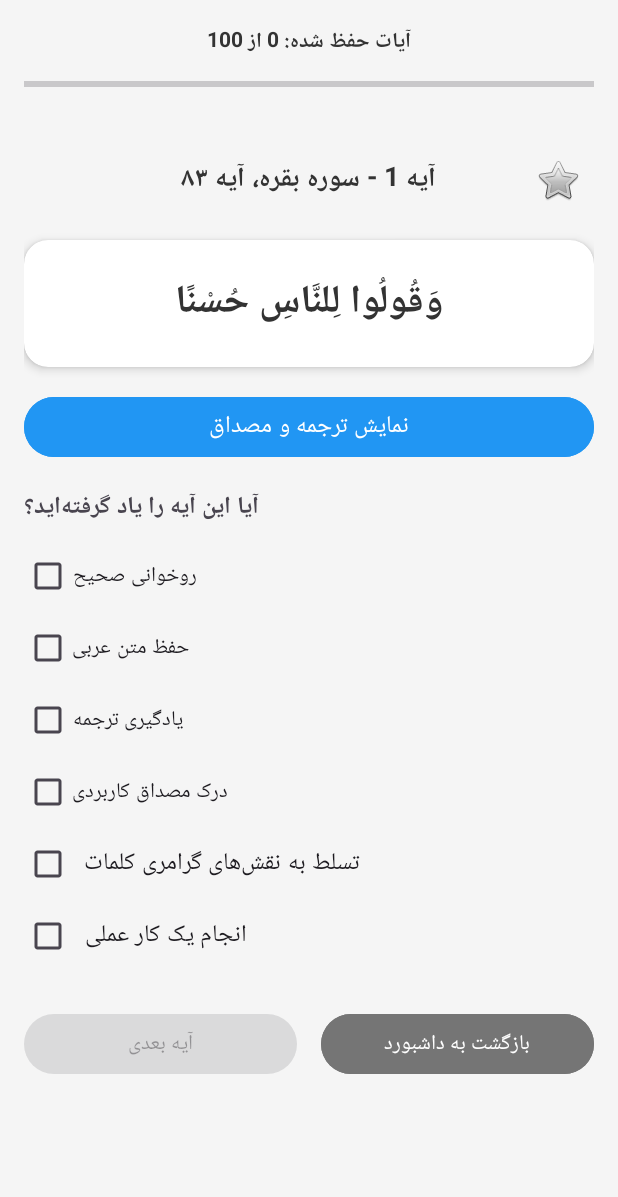
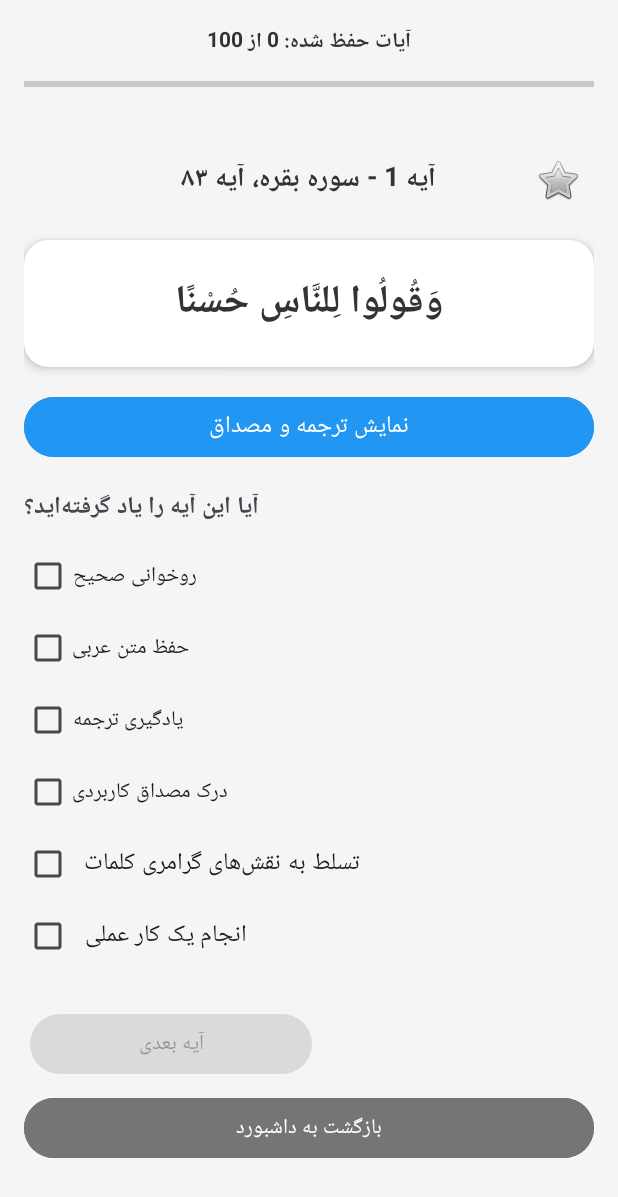
Before and after one commit to mohammadbadsar-arch/QuranApp, an Android app: the MainActivity screen opened directly, with no data from a screen before it, on a phone screen of 412 x 824 dp. Shown: the top 1197 px of the screen. Run offline under Robolectric (Android 15) with nearby library versions, the light colour scheme and no system bars; pictures from the network do not load.

Commit message:
Update activity_main.xml

```diff
--- a/app/src/main/res/layout/activity_main.xml
+++ b/app/src/main/res/layout/activity_main.xml
@@ -88,7 +88,6 @@
                 android:textStyle="bold" />
         </androidx.cardview.widget.CardView>
 
-        <!-- ========================================== -->
         <!-- بخش جدید برای نمایش کلمه به کلمه (مخفی در ابتدا) -->
         <androidx.recyclerview.widget.RecyclerView
             android:id="@+id/wordsRecyclerView"
@@ -98,7 +97,6 @@
             android:nestedScrollingEnabled="false"
             android:layoutDirection="rtl"
             android:visibility="gone" />
-        <!-- ========================================== -->
 
         <!-- دکمه نمایش ترجمه -->
         <Button
@@ -174,55 +172,51 @@
             <CheckBox android:id="@+id/checkBox2" android:layout_width="wrap_content" android:layout_height="wrap_content" android:text="حفظ متن عربی" />
             <CheckBox android:id="@+id/checkBox3" android:layout_width="wrap_content" android:layout_height="wrap_content" android:text="یادگیری ترجمه" />
             <CheckBox android:id="@+id/checkBox4" android:layout_width="wrap_content" android:layout_height="wrap_content" android:text="درک مصداق کاربردی" />
-            <CheckBox
-    android:id="@+id/checkBox5"
-    android:layout_width="wrap_content"
-    android:layout_height="wrap_content"
-    android:text="تسلط به نقش‌های گرامری کلمات"
-    android:textSize="16sp"
-    android:padding="8dp"/>
-
-<CheckBox
-    android:id="@+id/checkBox6"
-    android:layout_width="wrap_content"
-    android:layout_height="wrap_content"
-    android:text="انجام یک کار عملی"
-    android:textSize="16sp"
-    android:padding="8dp"/>
+            <CheckBox android:id="@+id/checkBox5" android:layout_width="wrap_content" android:layout_height="wrap_content" android:text="تسلط به نقش‌های گرامری کلمات" android:textSize="16sp" android:padding="8dp"/>
+            <CheckBox android:id="@+id/checkBox6" android:layout_width="wrap_content" android:layout_height="wrap_content" android:text="انجام یک کار عملی" android:textSize="16sp" android:padding="8dp"/>
         </LinearLayout>
 
-        <!-- Actions -->
+        <!-- Actions (بخش اصلاح شده برای نمایش صحیح دکمه‌ها) -->
+        <LinearLayout
+            android:layout_width="match_parent"
+            android:layout_height="wrap_content"
+            android:orientation="vertical"
+            android:gravity="center"
+            android:layout_marginBottom="16dp">
+
+            <!-- ردیف دکمه‌های آیه قبلی و بعدی -->
             <LinearLayout
                 android:layout_width="match_parent"
                 android:layout_height="wrap_content"
                 android:orientation="horizontal"
-            android:gravity="center"
-            android:layout_marginBottom="16dp">
+                android:weightSum="2">
 
                 <Button
                     android:id="@+id/btnPrevious"
-    android:layout_width="match_parent"
+                    android:layout_width="0dp"
                     android:layout_height="wrap_content"
+                    android:layout_weight="1"
                     android:text="→ آیه قبلی"
-    android:layout_marginTop="8dp"
-    android:visibility="gone"/> <!-- در ابتدا مخفی است -->
+                    android:layout_marginEnd="4dp"
+                    android:visibility="gone"/>
 
                 <Button
                     android:id="@+id/nextButton"
                     android:layout_width="0dp"
                     android:layout_height="wrap_content"
                     android:layout_weight="1"
-                android:text="آیه بعدی"
-                android:layout_marginEnd="8dp"/>
+                    android:text="آیه بعدی ←"
+                    android:layout_marginStart="4dp"/>
+            </LinearLayout>
 
+            <!-- دکمه داشبورد در ردیف پایین -->
             <Button
                 android:id="@+id/btnBackToDashboard"
-                android:layout_width="0dp"
+                android:layout_width="match_parent"
                 android:layout_height="wrap_content"
-                android:layout_weight="1"
                 android:text="بازگشت به داشبورد"
                 android:backgroundTint="#757575"
-                android:layout_marginStart="8dp"/>
+                android:layout_marginTop="8dp"/>
         </LinearLayout>
 
     </LinearLayout>
```
Lines whose indentation alone changed are shown as unchanged.
